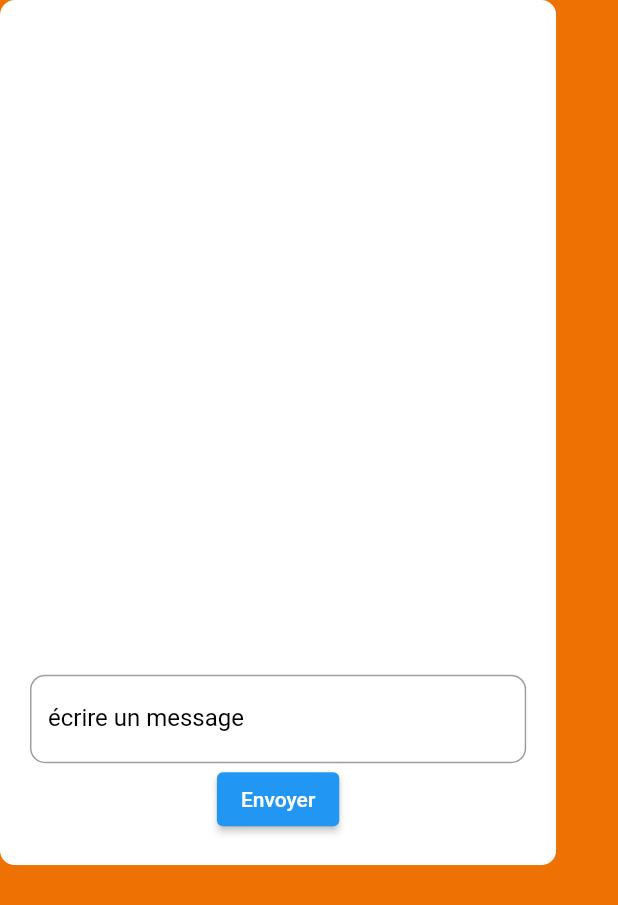
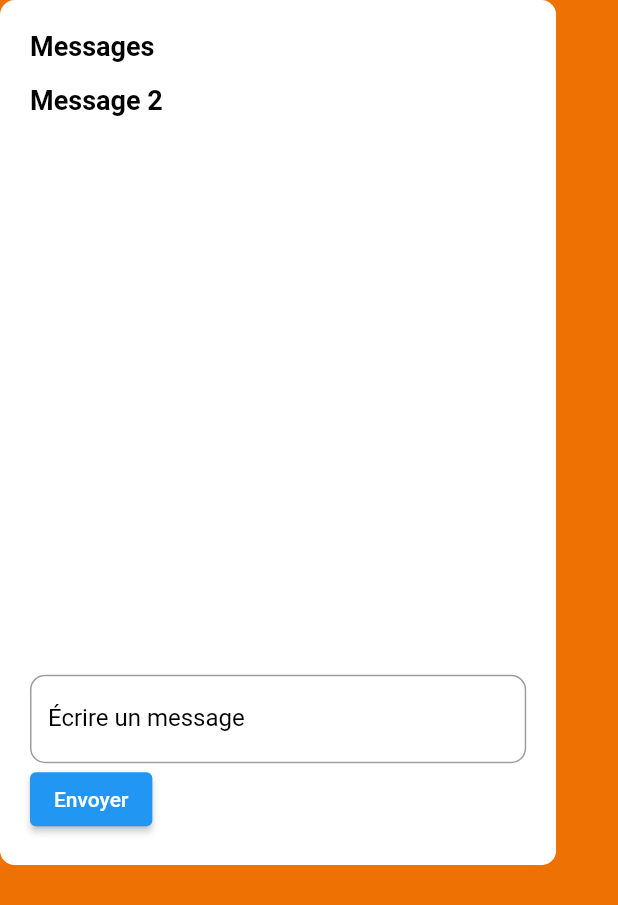
Before and after one commit to florianpoteau/App-reseau-musculation-mobile, a Flutter app: the ContainerSendMessage widget shown alone on an empty page, opened directly, on a phone screen of 412 x 824 dp. Shown: the top 905 px of the screen. Run offline on Flutter 3.47's test engine with Material 2 defaults, Android fonts, the phone set to English and light mode, and no system bars; our stand-ins replace cloud_firestore, dio, firebase_auth, firebase_core, flutter_secure_storage, font_awesome_flutter; missing offline and left inert: test; accounts and stored records are empty.

Commit message:
style(test du style des message)

```diff
--- a/lib/screen/widget/Container/containerSendMessage.dart
+++ b/lib/screen/widget/Container/containerSendMessage.dart
@@ -18,21 +18,49 @@ class _ContainerSendMessageState extends State<ContainerSendMessage> {
   @override
   Widget build(BuildContext context) {
     return ClipRRect(
-      borderRadius:
-          BorderRadius.circular(10.0), // Ajoutez ici le rayon souhaité
+      borderRadius: BorderRadius.circular(10.0),
       child: Container(
         padding: EdgeInsets.all(20),
         height: MediaQuery.of(context).size.height * 0.7,
         width: MediaQuery.of(context).size.width * 0.9,
         color: Colors.white,
         child: Column(
-          mainAxisAlignment: MainAxisAlignment.end,
+          crossAxisAlignment:
+              CrossAxisAlignment.start, // Alignez le texte en haut à gauche
           children: [
+            Text(
+              "Messages", // Votre texte en haut du container
+              style: TextStyle(
+                fontSize: 18,
+                fontWeight: FontWeight.bold,
+              ),
+            ),
+            SizedBox(
+              height: 15,
+            ),
+            Text(
+              "Message 2",
+              style: TextStyle(fontSize: 18, fontWeight: FontWeight.bold),
+            ),
+            Expanded(
+              child: Container(
+                padding: EdgeInsets.all(10),
+                child: SingleChildScrollView(
+                  reverse: true, // Faites défiler les messages de haut en bas
+                  child: Column(
+                    children: [
+                      // Vous pouvez afficher les messages ici (par exemple, avec un ListView.builder)
+                    ],
+                  ),
+                ),
+              ),
+            ),
+            SizedBox(height: 10), // Espacement entre le texte et l'input
             Container(
               child: TextFormField(
                 controller: _messageController,
                 decoration: InputDecoration(
-                  labelText: "écrire un message",
+                  labelText: "Écrire un message",
                   border: OutlineInputBorder(
                     borderRadius: BorderRadius.circular(10.0),
                   ),
@@ -66,10 +94,8 @@ class _ContainerSendMessageState extends State<ContainerSendMessage> {
         );
 
         if (result == "OK") {
-          // Le message a été envoyé avec succès, vous pouvez ajouter une logique ici si nécessaire
           _messageController.clear(); // Effacer le champ de texte après l'envoi
         } else {
-          // Gérer les erreurs éventuelles ici
           ScaffoldMessenger.of(context).showSnackBar(
             SnackBar(
               content: Text("Erreur lors de l'envoi du message"),
@@ -87,10 +113,4 @@ class _ContainerSendMessageState extends State<ContainerSendMessage> {
       }
     }
   }
-
-  @override
-  void dispose() {
-    _messageController.dispose();
-    super.dispose();
-  }
 }
```
